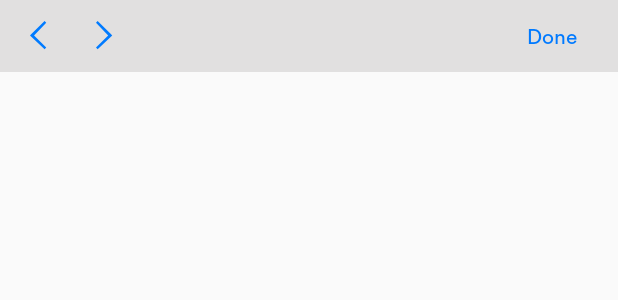
After one commit to felicherivarez91/dreaMS, an Android app: the layout custom_view_bottom_picker.xml on its own in the app's theme, with its tools: preview values and no code run, on a phone screen of 412 x 824 dp. The commit adds this screen. Shown: the top 300 px of the screen. Run offline under Robolectric (Android 15) with nearby library versions, the phone set to English and light mode, and no system bars.

```diff
--- /dev/null
+++ b/app/src/main/res/drawable/ic_dropdown.xml
@@ -0,0 +1,5 @@
+<vector android:autoMirrored="true" android:height="5dp"
+    android:viewportHeight="5" android:viewportWidth="8"
+    android:width="8dp" xmlns:android="http://schemas.android.com/apk/res/android">
+    <path android:fillColor="#2D3344" android:pathData="M4,3.19174L0.97549,0.16723C0.75233,-0.05593 0.39052,-0.05593 0.16737,0.16723C-0.05579,0.39038 -0.05579,0.75219 0.16737,0.97535L3.59594,4.40392C3.8191,4.62708 4.1809,4.62708 4.40406,4.40392L7.83263,0.97535C8.05579,0.75219 8.05579,0.39038 7.83263,0.16723C7.60948,-0.05593 7.24767,-0.05593 7.02451,0.16723L4,3.19174Z"/>
+</vector>
--- /dev/null
+++ b/app/src/main/res/drawable/ic_left_arrow.xml
@@ -0,0 +1,5 @@
+<vector android:autoMirrored="true" android:height="19dp"
+    android:viewportHeight="19" android:viewportWidth="11"
+    android:width="11dp" xmlns:android="http://schemas.android.com/apk/res/android">
+    <path android:fillColor="#017BFF" android:fillType="evenOdd" android:pathData="M9.4385,0L10.5,1.069L2.6234,9.4932L10.5,17.4315L9.4385,18.5L0,9.4932L0.9073,8.5799L1.062,8.4242L9.4385,0Z"/>
+</vector>
--- /dev/null
+++ b/app/src/main/res/drawable/ic_right_arrow.xml
@@ -0,0 +1,5 @@
+<vector android:autoMirrored="true" android:height="19dp"
+    android:viewportHeight="19" android:viewportWidth="11"
+    android:width="11dp" xmlns:android="http://schemas.android.com/apk/res/android">
+    <path android:fillColor="#017BFF" android:fillType="evenOdd" android:pathData="M1.0615,0L0,1.069L7.8766,9.4932L0,17.4315L1.0615,18.5L10.5,9.4932L9.5927,8.5799L9.438,8.4242L1.0615,0Z"/>
+</vector>
--- /dev/null
+++ b/app/src/main/res/layout/activity_login.xml
@@ -0,0 +1,5 @@
+<?xml version="1.0" encoding="utf-8"?>
+<RelativeLayout xmlns:android="http://schemas.android.com/apk/res/android"
+    android:layout_width="match_parent" android:layout_height="match_parent">
+
+</RelativeLayout>
--- /dev/null
+++ b/app/src/main/res/layout/custom_view_bottom_picker.xml
@@ -0,0 +1,55 @@
+<?xml version="1.0" encoding="utf-8"?>
+<RelativeLayout xmlns:android="http://schemas.android.com/apk/res/android"
+    android:layout_width="match_parent"
+    android:layout_height="match_parent"
+    android:orientation="vertical"
+    android:minHeight="195dp">
+
+    <RelativeLayout
+        android:id="@+id/relativeLayout_bottomPicker_header"
+        android:layout_width="match_parent"
+        android:layout_height="wrap_content"
+        android:background="@color/dropdownHeaderBackgroundColor"
+        android:minHeight="44dp">
+
+        <ImageButton
+            android:id="@+id/imageButton_bottomPicker_headerNavigationLeftArrow"
+            android:layout_width="wrap_content"
+            android:layout_height="wrap_content"
+            android:background="@drawable/ic_left_arrow"
+            android:layout_centerVertical="true"
+            android:layout_marginStart="20dp"/>
+
+
+        <ImageButton
+            android:id="@+id/imageButton_bottomPicker_headerNavigationRightArrow"
+            android:layout_width="wrap_content"
+            android:layout_height="wrap_content"
+            android:layout_toEndOf="@id/imageButton_bottomPicker_headerNavigationLeftArrow"
+            android:background="@drawable/ic_right_arrow"
+            android:layout_centerVertical="true"
+            android:layout_marginStart="32.5dp"/>
+
+
+        <Button
+            android:id="@+id/button_bottomPicker_headerNavigationDoneButton"
+            style="@style/AppTheme.Dropdown.Button.Done"
+            android:layout_width="wrap_content"
+            android:layout_height="wrap_content"
+            android:layout_alignParentEnd="true"
+            android:text="Done"
+            />
+
+
+
+    </RelativeLayout>
+
+    <androidx.recyclerview.widget.RecyclerView
+        android:id="@+id/recyclerView_bottomPicker"
+        android:layout_width="match_parent"
+        android:layout_height="wrap_content"
+        android:layout_below="@id/relativeLayout_bottomPicker_header"/>
+
+
+
+</RelativeLayout>
--- /dev/null
+++ b/app/src/main/res/layout/fragment_verify_phone.xml
@@ -0,0 +1,6 @@
+<?xml version="1.0" encoding="utf-8"?>
+<LinearLayout xmlns:android="http://schemas.android.com/apk/res/android"
+    android:orientation="vertical" android:layout_width="match_parent"
+    android:layout_height="match_parent">
+
+</LinearLayout>
--- a/app/src/main/res/values/button_styles.xml
+++ b/app/src/main/res/values/button_styles.xml
@@ -11,4 +11,18 @@
         <item name="android:textColor">@color/colorPrimary</item>
         <item name="android:backgroundTint">@color/white</item>
     </style>
+
+    <style name="AppTheme.Button.Main" parent="AppTheme.Button">
+        <item name="android:textColor">@color/white</item>
+        <item name="android:background">@drawable/all_mainbuttonbackgroundselector</item>
+    </style>
+
+
+    <style name="AppTheme.Dropdown.Button.Done" parent="Widget.AppCompat.Button">
+        <item name="android:textColor">@color/dropdownHeaderDoneButtonColor</item>
+        <item name="android:background">@android:color/transparent</item>
+        <item name="android:textAllCaps">false</item>
+    </style>
+
+
 </resources>
--- a/app/src/main/res/values/colors.xml
+++ b/app/src/main/res/values/colors.xml
@@ -4,4 +4,26 @@
     <color name="colorPrimaryDark">#00574B</color>
     <color name="colorAccent">#4DC185</color>
     <color name="white">#FFFFFF</color>
+
+
+    <!-- Main Colors -->
+    <color name="mainBlackColor">#2D3344</color>
+    <color name="mainRedColor">#D15259</color>
+    <color name="mainBlueColor">#007AFF</color>
+    <!-- ./ Main Colors -->
+
+    <color name="mainErrorColor">@color/mainRedColor</color>
+
+    <!-- Button Colors -->
+    <color name="disabledButtonBackgroundColor">#ADB2BA</color>
+    <!-- ./ Button Colors -->
+
+    <!-- Bottom Picker -->
+    <color name="dropdownHeaderBackgroundColor">#E1E0E0</color>
+    <color name="dropdownHeaderDoneButtonColor">@color/mainBlueColor</color>
+    <!-- ./ Bottom Picker -->
+
+    <color name="colorEditTextUnderlineBar">#C6CEDD</color>
+    <color name="colorLoginPhoneNumberMessage">#818596</color>
+
 </resources>
--- a/app/src/main/res/values/dimens.xml
+++ b/app/src/main/res/values/dimens.xml
@@ -1,3 +1,4 @@
 <resources>
     <dimen name="fab_margin">16dp</dimen>
+    <dimen name="height_all_button">56dp</dimen>
 </resources>
```
Also changed, not shown: app/src/main/res/drawable/all_mainbuttonbackgroundselector.xml (added, +16 -0 lines), app/src/main/res/drawable/ic_es.xml (added, +19 -0 lines), app/src/main/res/layout/cell_login_country_selector_item.xml (added, +40 -0 lines), app/src/main/res/layout/fragment_login.xml (added, +126 -0 lines), app/src/main/res/values/strings.xml (+14 -0 lines), app/src/main/res/values/text_styles.xml (+23 -0 lines).
